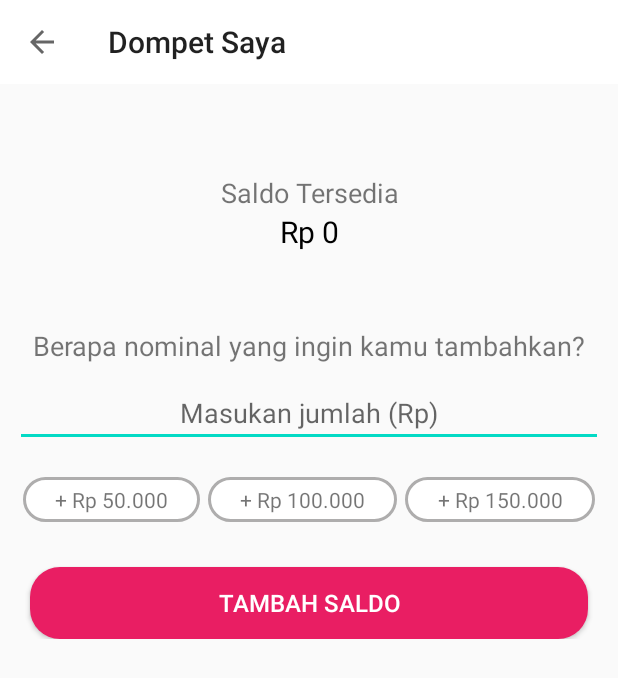
After one commit to Supriyanto6543/Halodoc, an Android app: the ActivityDompet screen opened directly, with no data from a screen before it, on a phone screen of 412 x 824 dp. The commit adds this screen. Shown: the top 678 px of the screen. Run offline under Robolectric (Android 15) with nearby library versions, the phone set to English and light mode, and no system bars.

Commit message:
initial commits days 3

```diff
--- a/app/src/main/AndroidManifest.xml
+++ b/app/src/main/AndroidManifest.xml
@@ -24,6 +24,7 @@
         <activity android:name=".ActivityDetailTag"/>
         <activity android:name=".ActivityPengaturan"/>
         <activity android:name=".ActivityProfileLengkap"/>
+        <activity android:name=".ActivityDompet"/>
     </application>
 
 </manifest>
--- /dev/null
+++ b/app/src/main/java/com/halodoc/medical/ActivityDompet.java
@@ -0,0 +1,92 @@
+package com.halodoc.medical;
+
+import android.os.Bundle;
+import android.view.Menu;
+import android.view.MenuItem;
+import android.view.View;
+import android.widget.Button;
+import android.widget.EditText;
+import android.widget.TextView;
+import android.widget.Toast;
+
+import androidx.annotation.Nullable;
+import androidx.appcompat.app.AppCompatActivity;
+import androidx.appcompat.widget.Toolbar;
+
+public class ActivityDompet extends AppCompatActivity {
+
+    Toolbar toolbar;
+    EditText edt_dompet;
+    TextView saldo, saldo1, saldo2, saldo3;
+    Button chat;
+    String saldo_add;
+
+    @Override
+    protected void onCreate(@Nullable Bundle savedInstanceState) {
+        super.onCreate(savedInstanceState);
+        setContentView(R.layout.activity_dompet);
+
+        toolbar = findViewById(R.id.toolbar);
+        edt_dompet = findViewById(R.id.edt_dompet);
+        saldo = findViewById(R.id.saldo);
+        saldo1 = findViewById(R.id.saldo1);
+        saldo1.setOnClickListener(new View.OnClickListener() {
+            @Override
+            public void onClick(View v) {
+                Toast.makeText(getApplicationContext(), "Rp 50.000 ditambahkan", Toast.LENGTH_LONG).show();
+            }
+        });
+        saldo2 = findViewById(R.id.saldo2);
+        saldo2.setOnClickListener(new View.OnClickListener() {
+            @Override
+            public void onClick(View v) {
+                Toast.makeText(getApplicationContext(), "Rp 100.000 ditambahkan", Toast.LENGTH_LONG).show();
+            }
+        });
+        saldo3 = findViewById(R.id.saldo3);
+        saldo3.setOnClickListener(new View.OnClickListener() {
+            @Override
+            public void onClick(View v) {
+                Toast.makeText(getApplicationContext(), "Rp 150.000 ditambahkan", Toast.LENGTH_LONG).show();
+            }
+        });
+        chat = findViewById(R.id.chat);
+
+        chat.setOnClickListener(new View.OnClickListener() {
+            @Override
+            public void onClick(View v) {
+                saldo_add = edt_dompet.getText().toString();
+
+                saldo.setText("Rp " + saldo_add);
+
+
+            }
+        });
+
+
+        setSupportActionBar(toolbar);
+        getSupportActionBar().setTitle("Dompet Saya");
+        getSupportActionBar().setDisplayHomeAsUpEnabled(true);
+        getSupportActionBar().setDisplayShowHomeEnabled(true);
+    }
+
+    @Override
+    public boolean onCreateOptionsMenu(Menu menu) {
+        return super.onCreateOptionsMenu(menu);
+    }
+
+    @Override
+    public boolean onOptionsItemSelected(MenuItem item) {
+        switch (item.getItemId()){
+            case android.R.id.home:
+                onBackPressed();
+                break;
+        }
+        return super.onOptionsItemSelected(item);
+    }
+
+    @Override
+    public void onBackPressed() {
+        super.onBackPressed();
+    }
+}
--- a/app/src/main/java/com/halodoc/medical/fragment/FragmentLainnya.java
+++ b/app/src/main/java/com/halodoc/medical/fragment/FragmentLainnya.java
@@ -13,13 +13,14 @@ import androidx.appcompat.app.AppCompatActivity;
 import androidx.appcompat.widget.Toolbar;
 import androidx.fragment.app.Fragment;
 
+import com.halodoc.medical.ActivityDompet;
 import com.halodoc.medical.ActivityPengaturan;
 import com.halodoc.medical.R;
 
 public class FragmentLainnya extends Fragment {
 
     Toolbar toolbar;
-    RelativeLayout pengaturan;
+    RelativeLayout pengaturan, dompet;
 
     @Nullable
     @Override
@@ -29,6 +30,15 @@ public class FragmentLainnya extends Fragment {
         toolbar = view.findViewById(R.id.toolbar);
         ((AppCompatActivity) getActivity()).setSupportActionBar(toolbar);
         ((AppCompatActivity) getActivity()).getSupportActionBar().setTitle("Lainnya");
+
+        dompet = view.findViewById(R.id.dompet);
+        dompet.setOnClickListener(new View.OnClickListener() {
+            @Override
+            public void onClick(View v) {
+                Intent intent = new Intent(getActivity(), ActivityDompet.class);
+                startActivity(intent);
+            }
+        });
         pengaturan = view.findViewById(R.id.pengaturan);
         pengaturan.setOnClickListener(new View.OnClickListener() {
             @Override
--- /dev/null
+++ b/app/src/main/res/drawable-v24/customizeedittext.xml
@@ -0,0 +1,15 @@
+<?xml version="1.0" encoding="utf-8"?>
+<shape xmlns:android="http://schemas.android.com/apk/res/android"
+    android:shape="rectangle">
+
+    <solid android:color="@color/white"/>
+
+    <stroke android:color="#AEADAD"
+        android:width="2dp"/>
+
+    <corners android:topLeftRadius="30dp"
+        android:topRightRadius="30dp"
+        android:bottomLeftRadius="30dp"
+        android:bottomRightRadius="30dp"/>
+
+</shape>
--- /dev/null
+++ b/app/src/main/res/layout/activity_dompet.xml
@@ -0,0 +1,126 @@
+<?xml version="1.0" encoding="utf-8"?>
+<androidx.coordinatorlayout.widget.CoordinatorLayout xmlns:android="http://schemas.android.com/apk/res/android"
+    android:layout_width="match_parent"
+    android:layout_height="wrap_content"
+    xmlns:app="http://schemas.android.com/apk/res-auto">
+
+    <LinearLayout
+        android:orientation="vertical"
+        android:layout_width="match_parent"
+        android:layout_height="wrap_content">
+
+        <RelativeLayout
+            android:background="@color/white"
+            android:layout_width="match_parent"
+            android:layout_height="wrap_content">
+
+            <androidx.appcompat.widget.Toolbar
+                android:id="@+id/toolbar"
+                android:layout_width="match_parent"
+                android:layout_height="?attr/actionBarSize"
+                android:background="?attr/colorPrimaryDark"
+                app:popupTheme="@style/AppTheme.PopupOverlay" />
+
+        </RelativeLayout>
+
+        <LinearLayout
+            android:orientation="vertical"
+            android:layout_margin="10dp"
+            android:gravity="center_horizontal"
+            android:layout_width="match_parent"
+            android:layout_height="wrap_content">
+
+            <TextView
+                android:text="Saldo Tersedia"
+                android:textSize="18dp"
+                android:layout_marginTop="50dp"
+                android:gravity="center_horizontal"
+                android:layout_width="match_parent"
+                android:layout_height="wrap_content"/>
+
+            <TextView
+                android:id="@+id/saldo"
+                android:gravity="center_horizontal"
+                android:textSize="20dp"
+                android:textColor="@color/black"
+                android:text="Rp 0"
+                android:layout_width="match_parent"
+                android:layout_height="wrap_content"/>
+
+            <TextView
+                android:text="Berapa nominal yang ingin kamu tambahkan?"
+                android:textSize="18dp"
+                android:layout_marginTop="50dp"
+                android:gravity="center_horizontal"
+                android:layout_width="match_parent"
+                android:layout_height="wrap_content"/>
+
+            <EditText
+                android:id="@+id/edt_dompet"
+                android:gravity="center_horizontal"
+                android:inputType="number"
+                android:layout_marginTop="10dp"
+                android:hint="Masukan jumlah (Rp)"
+                android:layout_width="match_parent"
+                android:layout_height="wrap_content"/>
+
+            <LinearLayout
+                android:orientation="horizontal"
+                android:layout_marginTop="20dp"
+                android:weightSum="90"
+                android:layout_width="match_parent"
+                android:layout_height="wrap_content">
+
+                <TextView
+                    android:id="@+id/saldo1"
+                    android:text="+ Rp 50.000"
+                    android:background="@drawable/customizeedittext"
+                    android:padding="5dp"
+                    android:layout_weight="30"
+                    android:layout_marginStart="5dp"
+                    android:layout_marginEnd="5dp"
+                    android:gravity="center_horizontal"
+                    android:layout_width="wrap_content"
+                    android:layout_height="wrap_content"/>
+
+                <TextView
+                    android:id="@+id/saldo2"
+                    android:text="+ Rp 100.000"
+                    android:layout_weight="30"
+                    android:background="@drawable/customizeedittext"
+                    android:padding="5dp"
+                    android:gravity="center_horizontal"
+                    android:layout_width="wrap_content"
+                    android:layout_height="wrap_content"/>
+
+                <TextView
+                    android:id="@+id/saldo3"
+                    android:text="+ Rp 150.000"
+                    android:layout_weight="30"
+                    android:background="@drawable/customizeedittext"
+                    android:padding="5dp"
+                    android:layout_marginStart="5dp"
+                    android:layout_marginEnd="5dp"
+                    android:gravity="center_horizontal"
+                    android:layout_width="wrap_content"
+                    android:layout_height="wrap_content"/>
+
+            </LinearLayout>
+
+            <Button
+                android:id="@+id/chat"
+                android:text="TAMBAH SALDO"
+                android:layout_marginTop="30dp"
+                android:textSize="16dp"
+                android:layout_marginStart="10dp"
+                android:layout_marginEnd="10dp"
+                android:textColor="@color/white"
+                android:background="@drawable/customize2"
+                android:layout_width="match_parent"
+                android:layout_height="wrap_content"/>
+
+        </LinearLayout>
+
+    </LinearLayout>
+
+</androidx.coordinatorlayout.widget.CoordinatorLayout>
--- a/app/src/main/res/layout/fragment_lainnya.xml
+++ b/app/src/main/res/layout/fragment_lainnya.xml
@@ -66,6 +66,7 @@
                 </RelativeLayout>
 
                 <RelativeLayout
+                    android:id="@+id/dompet"
                     android:layout_margin="10dp"
                     android:gravity="center_vertical"
                     android:layout_gravity="center_vertical"
```
